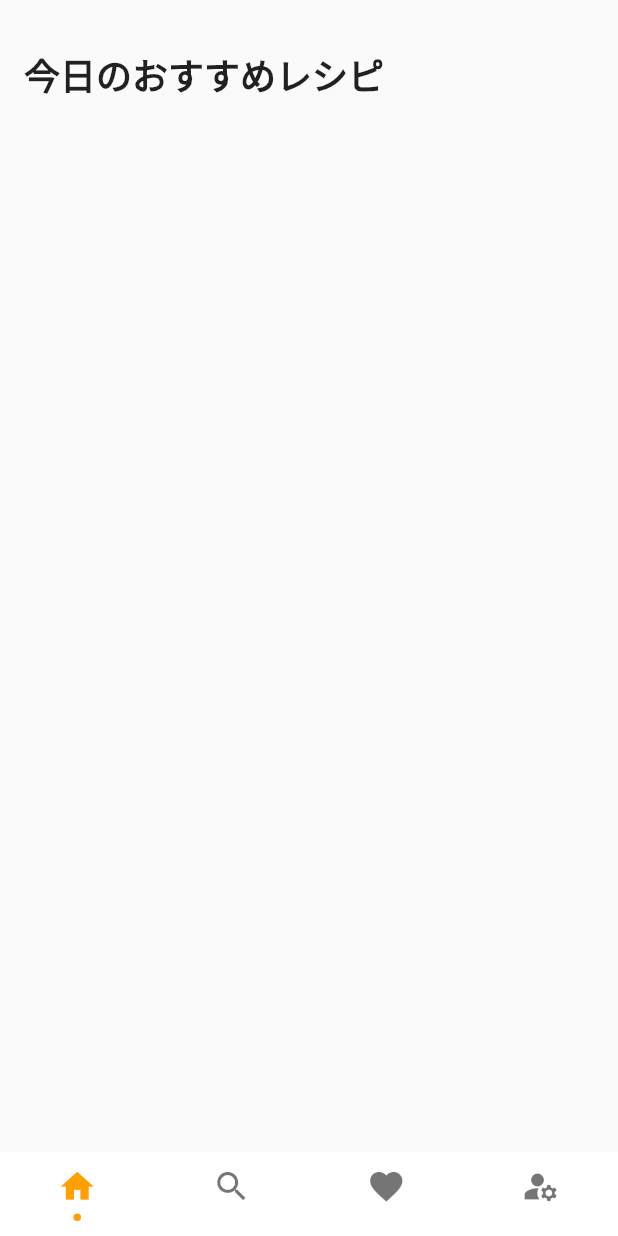
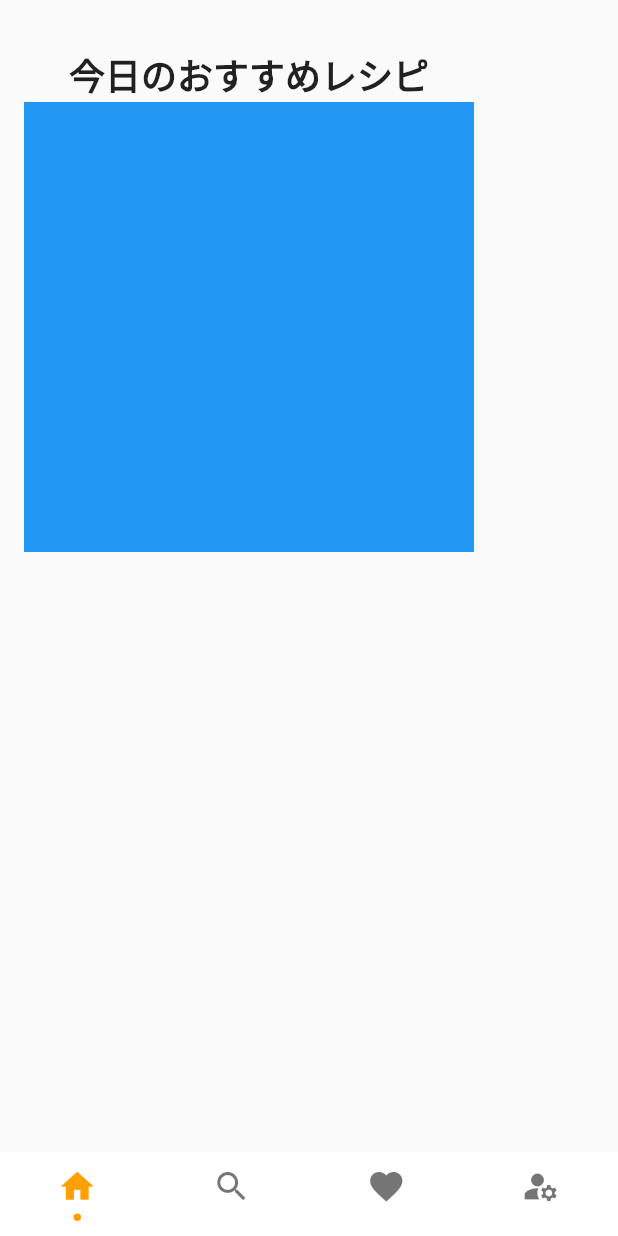
Before and after one commit to murakamiren/cw-mobile-app, a Flutter app: the screen it shows after launch, on a phone screen of 412 x 824 dp. Run offline on Flutter 3.47's test engine with Material 2 defaults, Android fonts, the phone set to English and light mode, and no system bars; drawn by our look-alikes of persistent_bottom_nav_bar; our stand-ins replace flutter_hooks; missing offline and left inert: dart:html.

Commit message:
container test

```diff
--- a/lib/constants/styles.dart
+++ b/lib/constants/styles.dart
@@ -1,3 +1,5 @@
+import 'dart:html';
+
 import 'package:flutter/material.dart';
 
 class TextStyles {
--- a/lib/views/home.dart
+++ b/lib/views/home.dart
@@ -23,6 +23,11 @@ class HomeView extends HookWidget {
               "今日のおすすめレシピ",
               style: TextStyles.heading,
             ),
+            Container(
+              width: 300,
+              height: 300,
+              color: Colors.blue,
+            )
           ],
         ),
       ),
```
